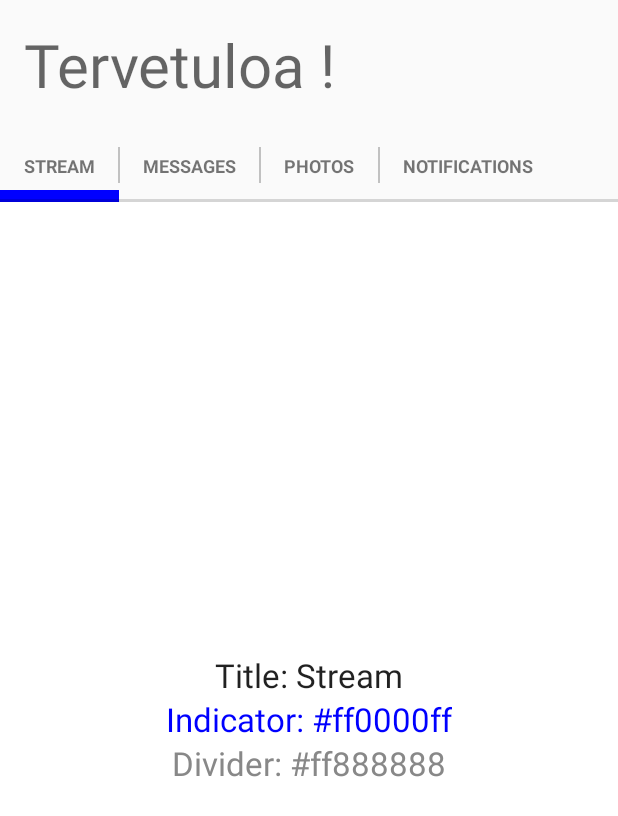
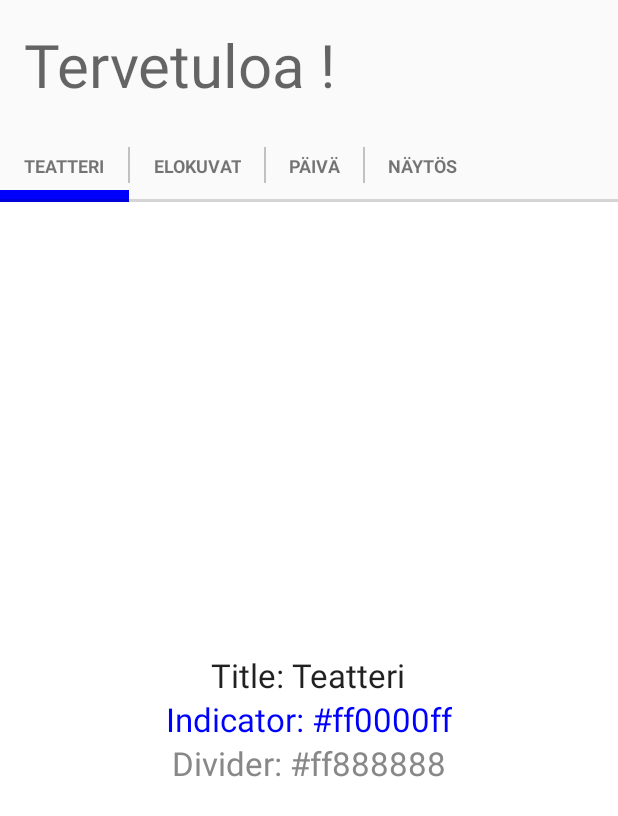
Before and after one commit to MattiLiikala/LippuVaraaja, an Android app: the screen it shows after launch (AsiakasActivity), after a tap on "KIRJAUDU", on a phone screen of 412 x 824 dp. Shown: the top 816 px of the screen. Run offline under Robolectric (Android 15) with nearby library versions, the phone set to English and light mode, and no system bars.

Commit message:
tabien otsikot asiakasactivity

```diff
--- a/app/src/main/java/com/example/matti/lippuvaraaja/SlidingTabsColorFragment.java
+++ b/app/src/main/java/com/example/matti/lippuvaraaja/SlidingTabsColorFragment.java
@@ -116,25 +116,25 @@ public class SlidingTabsColorFragment extends Fragment {
          * color, which are used by {@link SlidingTabLayout}.
          */
         mTabs.add(new SamplePagerItem(
-                getString(R.string.tab_stream), // Title
+                getString(R.string.tab_teatteri), // Title
                 Color.BLUE, // Indicator color
                 Color.GRAY // Divider color
         ));
 
         mTabs.add(new SamplePagerItem(
-                getString(R.string.tab_messages), // Title
+                getString(R.string.tab_elokuvat), // Title
                 Color.RED, // Indicator color
                 Color.GRAY // Divider color
         ));
 
         mTabs.add(new SamplePagerItem(
-                getString(R.string.tab_photos), // Title
+                getString(R.string.tab_paiva), // Title
                 Color.YELLOW, // Indicator color
                 Color.GRAY // Divider color
         ));
 
         mTabs.add(new SamplePagerItem(
-                getString(R.string.tab_notifications), // Title
+                getString(R.string.tab_naytos), // Title
                 Color.GREEN, // Indicator color
                 Color.GRAY // Divider color
         ));
--- a/app/src/main/res/values/strings.xml
+++ b/app/src/main/res/values/strings.xml
@@ -7,10 +7,10 @@
     <string name="Otsikko">Lippuvarauspalvelu!</string>
     <string name="title_activity_asiakas">AsiakasActivity</string>
     <string name="title_activity_admin">AdminActivity</string>
-    <string name="tab_stream">Stream</string>
-    <string name="tab_messages">Messages</string>
-    <string name="tab_notifications">Notifications</string>
-    <string name="tab_photos">Photos</string>
+    <string name="tab_teatteri">Teatteri</string>
+    <string name="tab_elokuvat">Elokuvat</string>
+    <string name="tab_paiva">Päivä</string>
+    <string name="tab_naytos">Näytös</string>
     <string name="intro_message">
         <![CDATA[
 
```
